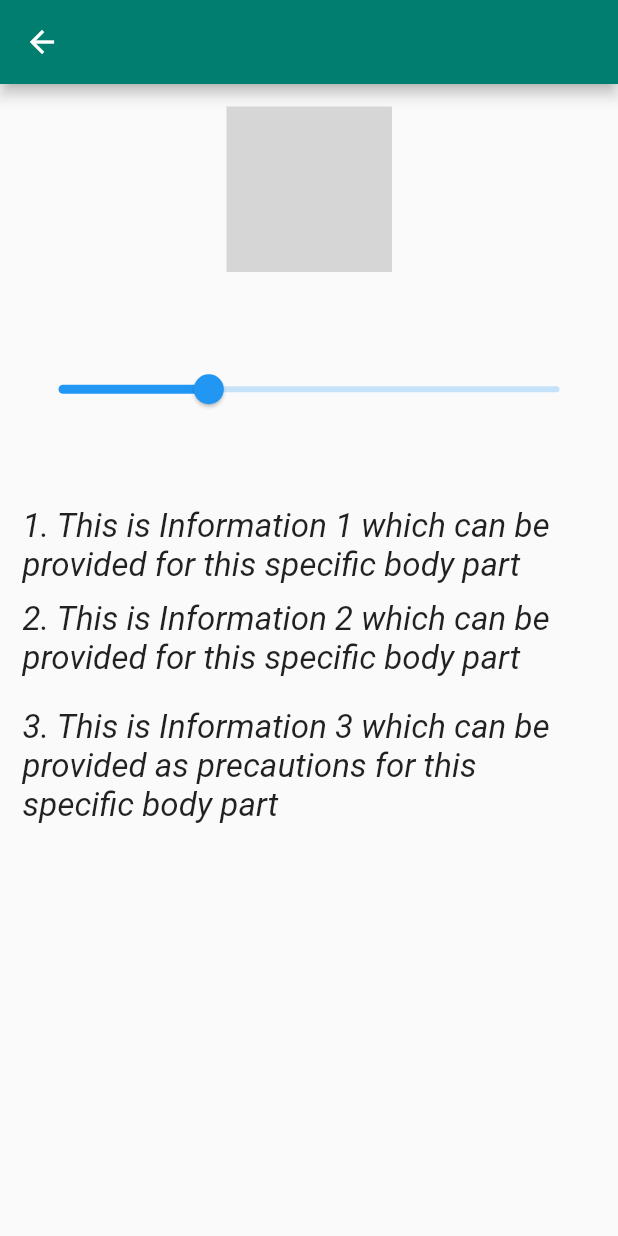
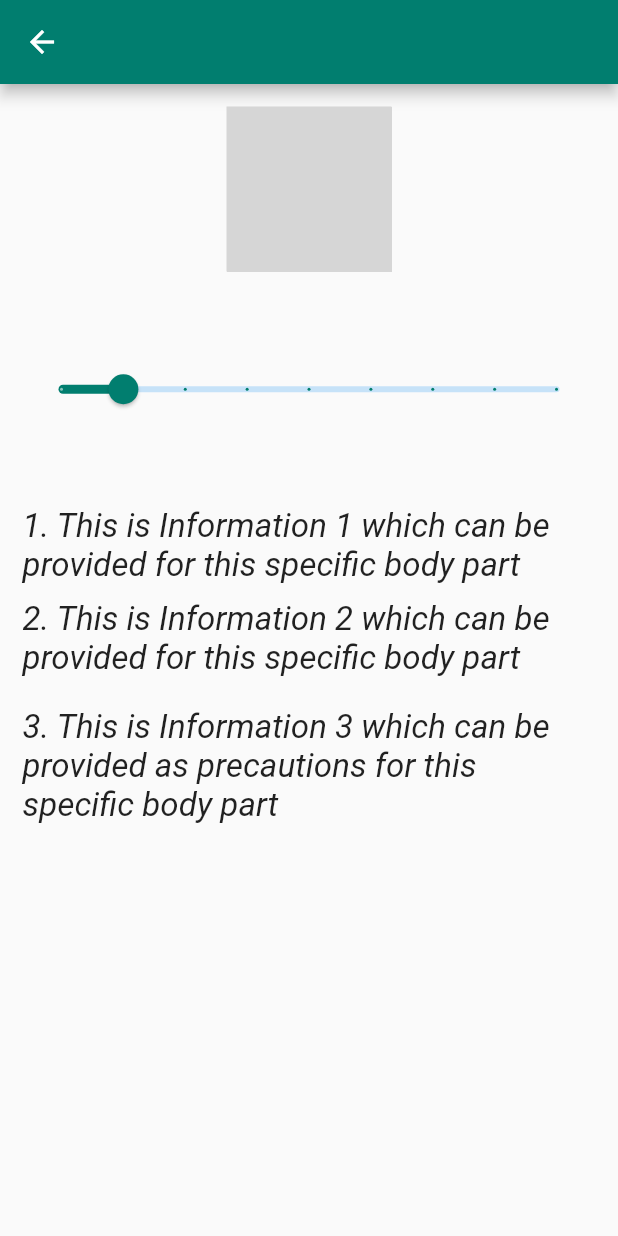
Before and after one commit to codec-akash/Trish-I, a Flutter app: the PressureAdjust screen opened directly with empty values, on a phone screen of 412 x 824 dp. Run offline on Flutter 3.47's test engine with Material 2 defaults, Android fonts, the phone set to English and light mode, and no system bars; our stand-ins replace flutter_bluetooth_serial, flutter_svg, shared_preferences; accounts and stored records are empty; grey boxes are pictures that could not be loaded.

Commit message:
slider design done

```diff
--- a/lib/widgets/slider_widget.dart
+++ b/lib/widgets/slider_widget.dart
@@ -17,8 +17,11 @@ class _SliderWidgetState extends State<SliderWidget> {
           flex: 1,
           child: Slider(
             value: _value.toDouble(),
-            max: 20,
+            activeColor: Theme.of(context).primaryColor,
             min: 0,
+            max: 80,
+            divisions: 8,
+            label: "$_value",
             onChanged: (double value) {
               setState(() {
                 _value = value.round();
```
